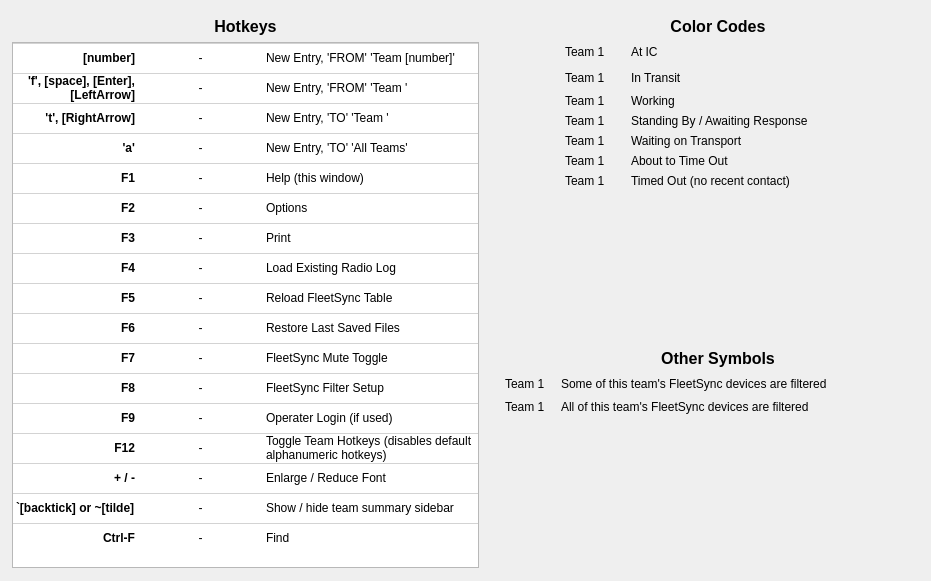
Qt form designer/help.ui (ncssar/radiolog) before a commit.
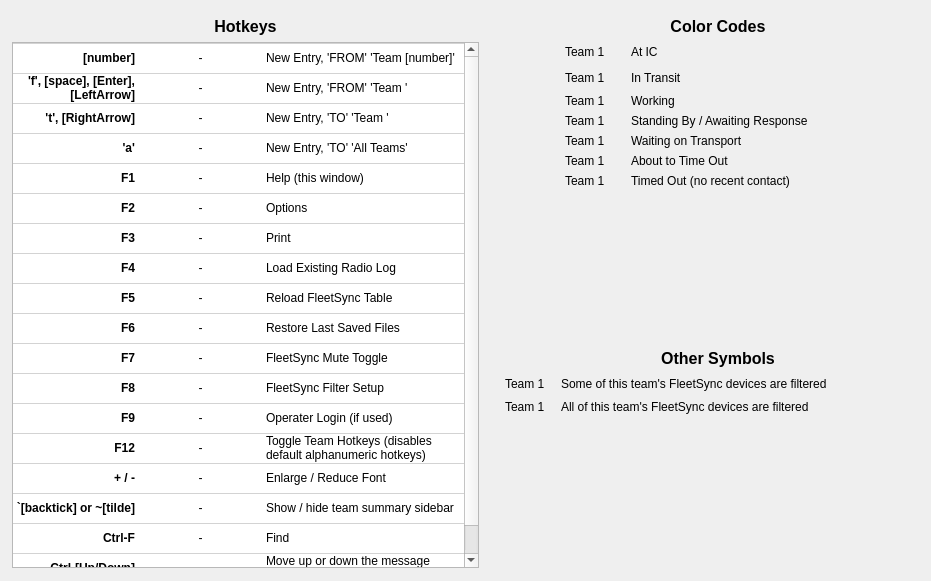
The same form after that commit.

Patch:
```diff
--- a/designer/help.ui
+++ b/designer/help.ui
@@ -232,6 +232,11 @@
           <string>New Row</string>
          </property>
         </row>
+        <row>
+         <property name="text">
+          <string>New Row</string>
+         </property>
+        </row>
         <column>
          <property name="text">
           <string>Key</string>
@@ -671,6 +676,7 @@
          <property name="font">
           <font>
            <family>MS Shell Dlg 2</family>
+           <pointsize>9</pointsize>
            <weight>75</weight>
            <bold>true</bold>
           </font>
@@ -704,6 +710,7 @@
          </property>
          <property name="font">
           <font>
+           <pointsize>9</pointsize>
            <weight>75</weight>
            <bold>true</bold>
           </font>
@@ -777,6 +784,9 @@
            <bold>true</bold>
           </font>
          </property>
+         <property name="textAlignment">
+          <set>AlignTrailing|AlignVCenter</set>
+         </property>
         </item>
         <item row="15" column="1">
          <property name="text">
@@ -824,6 +834,44 @@
         <item row="16" column="2">
          <property name="text">
           <string>Find</string>
+         </property>
+         <property name="font">
+          <font>
+           <pointsize>9</pointsize>
+          </font>
+         </property>
+        </item>
+        <item row="17" column="0">
+         <property name="text">
+          <string>Ctrl-[Up/Down]</string>
+         </property>
+         <property name="font">
+          <font>
+           <pointsize>9</pointsize>
+           <weight>75</weight>
+           <bold>true</bold>
+          </font>
+         </property>
+         <property name="textAlignment">
+          <set>AlignTrailing|AlignVCenter</set>
+         </property>
+        </item>
+        <item row="17" column="1">
+         <property name="text">
+          <string>-</string>
+         </property>
+         <property name="textAlignment">
+          <set>AlignCenter</set>
+         </property>
+        </item>
+        <item row="17" column="2">
+         <property name="text">
+          <string>Move up or down the message stack</string>
+         </property>
+         <property name="font">
+          <font>
+           <pointsize>9</pointsize>
+          </font>
          </property>
         </item>
        </widget>
```
